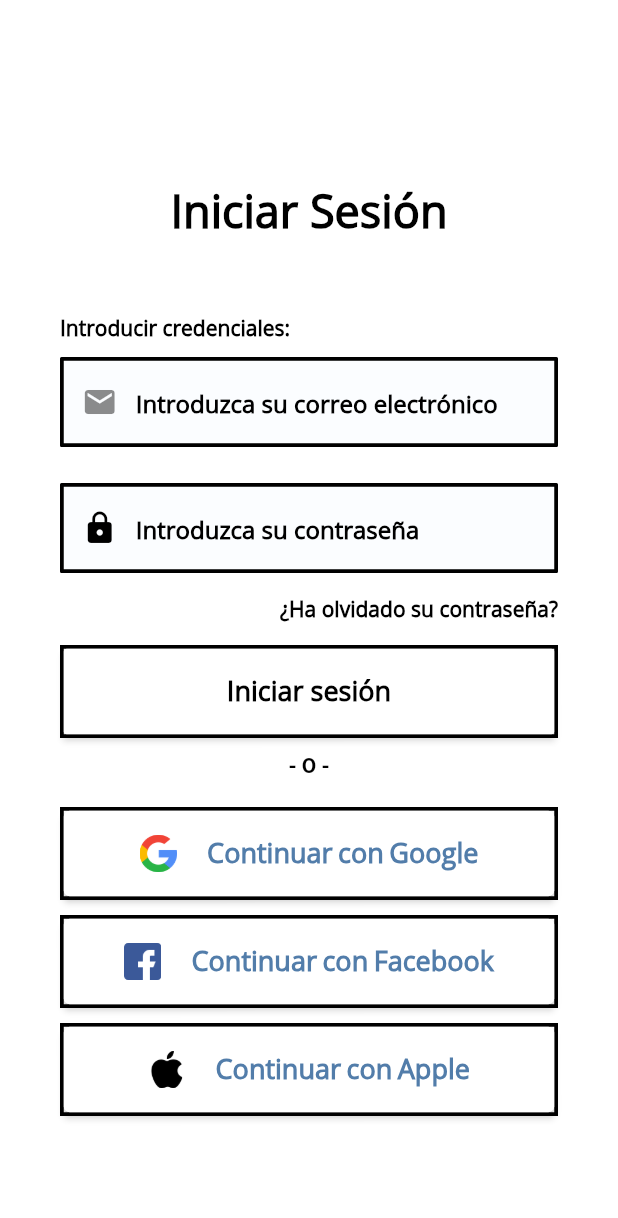
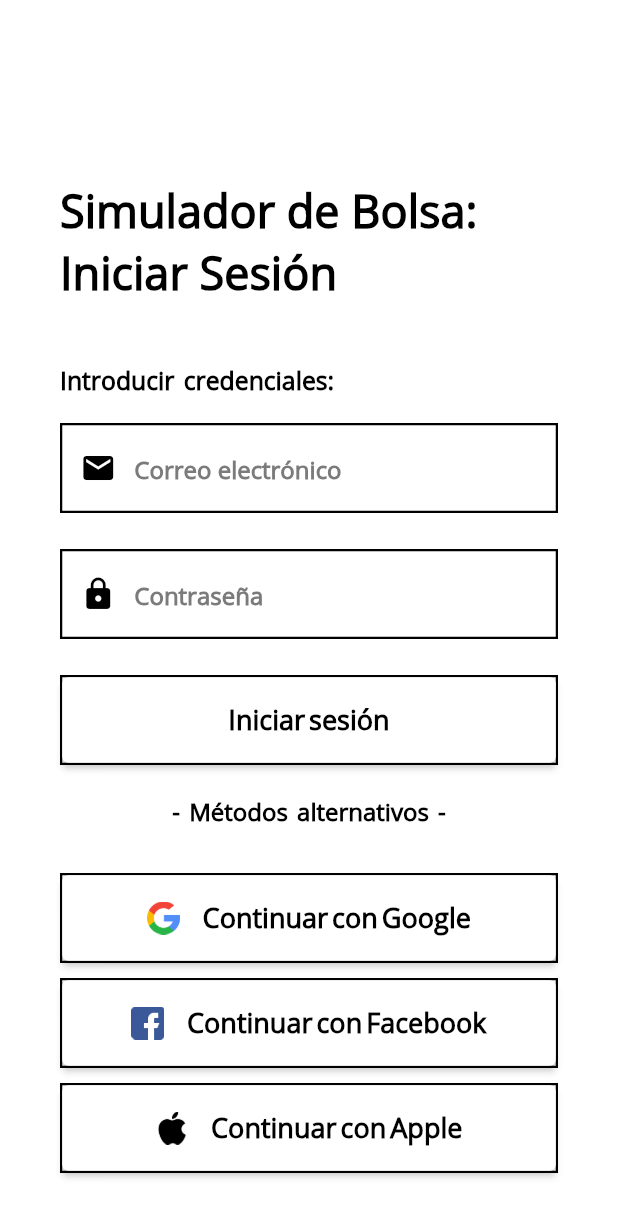
Before and after one commit to JoshuaR503/Stock-Market-Simulator, a Flutter app: the screen it shows after launch, on a phone screen of 412 x 824 dp. Shown: the top 1218 px of the screen. Run offline on Flutter 3.47's test engine with Material 2 defaults, Android fonts, the phone set to English and light mode, and no system bars.

Commit message:
Improved UI style.

```diff
--- a/lib/main.dart
+++ b/lib/main.dart
@@ -2,15 +2,13 @@ import 'package:flutter/material.dart';
 import 'package:flutter/services.dart';
 
 final kHintTextStyle = TextStyle(
-  color: Colors.black,
+  color: Color(0xff7b7b7b),
   fontFamily: 'OpenSans',
   fontWeight: FontWeight.bold
 );
 
-final kLabelStyle = TextStyle(
-  color: Colors.black,
-  fontWeight: FontWeight.bold,
-  fontFamily: 'OpenSans',
+final kBoxDecorationStyle = BoxDecoration(
+  border: Border.all(color: Colors.black, width: 1.5),
 );
 
 void main() => runApp(MyApp());
@@ -23,8 +21,8 @@ class MyApp extends StatelessWidget {
       title: 'Flutter Login UI',
       debugShowCheckedModeBanner: false,
       home: SafeArea(
+        top: false,
         bottom: false,
-        top: false,
         child: LoginScreen(),
       )
     );
@@ -38,24 +36,26 @@ class LoginScreen extends StatefulWidget {
 
 class _LoginScreenState extends State<LoginScreen> {
 
-  BoxDecoration kBoxDecorationStyle = BoxDecoration(
-    color: Color(0xFFfbfdff),
-    borderRadius: BorderRadius.circular(1.0),
-    border: Border.all(color: Colors.black, width: 2.5),
-
-  );
 
   Widget _buildEmailTF() {
     return Column(
       crossAxisAlignment: CrossAxisAlignment.start,
       children: <Widget>[
-        Text(
-          'Introducir credenciales:',
-          style: kLabelStyle,
+        Padding(
+          padding: EdgeInsets.only(bottom: 8),
+          child: Text(
+            'Introducir credenciales:',
+            style: TextStyle(
+              color: Colors.black,
+              wordSpacing: 2,
+              fontSize: 16.5,
+              fontWeight: FontWeight.bold,
+              fontFamily: 'OpenSans',
+            ),
+          ),
         ),
         SizedBox(height: 10.0),
         Container(
-
           alignment: Alignment.centerLeft,
           decoration: kBoxDecorationStyle,
           height: 60.0,
@@ -65,8 +65,11 @@ class _LoginScreenState extends State<LoginScreen> {
             decoration: InputDecoration(
               border: InputBorder.none,
               contentPadding: EdgeInsets.only(top: 14.0),
-              prefixIcon: Icon(  Icons.email  ),
-              hintText: 'Introduzca su correo electrónico',
+              prefixIcon: Icon(
+                Icons.email,
+                color: Colors.black,
+              ),
+              hintText: 'Correo electrónico',
               hintStyle: kHintTextStyle,
             ),
           ),
@@ -96,7 +99,7 @@ class _LoginScreenState extends State<LoginScreen> {
                 Icons.lock,
                 color: Colors.black,
               ),
-              hintText: 'Introduzca su contraseña',
+              hintText: 'Contraseña',
               hintStyle: kHintTextStyle,
             ),
           ),
@@ -105,38 +108,15 @@ class _LoginScreenState extends State<LoginScreen> {
     );
   }
 
-  Widget _buildForgotPasswordBtn() {
-    return Container(
-      alignment: Alignment.centerRight,
-      child: FlatButton(
-        onPressed: () => print('Forgot Password Button Pressed'),
-        padding: EdgeInsets.only(right: 0.0),
-        child: Text(
-          '¿Ha olvidado su contraseña?',
-          style: kLabelStyle,
-        ),
-      ),
-    );
-  }
-
-
   Widget _buildLoginBtn() {
     return Container(
-      decoration: BoxDecoration(
-        border: Border.all(color: Colors.black, width: 2.5),
-
-      ),
+      decoration: kBoxDecorationStyle,
       width: double.infinity,
-
       child: ElevatedButton(
         style: ElevatedButton.styleFrom(
-
-          elevation: 2,
+           elevation: 2,
           primary: Colors.white,
           padding: EdgeInsets.all(16),
-          shape: RoundedRectangleBorder(
-            borderRadius: BorderRadius.circular(2.0),
-          ),
         ),
         onPressed: () => print('Login Button Pressed'),
         child: Text(
@@ -144,6 +124,7 @@ class _LoginScreenState extends State<LoginScreen> {
           style: TextStyle(
             color: Colors.black,
             fontSize: 18.0,
+            wordSpacing: -2,
             fontWeight: FontWeight.bold,
             fontFamily: 'OpenSans',
           ),
@@ -157,20 +138,13 @@ class _LoginScreenState extends State<LoginScreen> {
     @required String text,
   }) {
     return Container(
-      decoration: BoxDecoration(
-        border: Border.all(color: Colors.black, width: 2.5),
-
-      ),
+      decoration: kBoxDecorationStyle,
       width: double.infinity,
-
       child: ElevatedButton(
         style: ElevatedButton.styleFrom(
           elevation: 2,
           primary: Colors.white,
           padding: EdgeInsets.all(16),
-          shape: RoundedRectangleBorder(
-            borderRadius: BorderRadius.circular(4.0),
-          ),
         ),
         onPressed: () => print('Login Button Pressed'),
         child: Row(
@@ -178,8 +152,8 @@ class _LoginScreenState extends State<LoginScreen> {
           children: [
             Center(
               child: Container(
-                height: 25.0,
-                width: 25.0,
+                height: 22.0,
+                width: 22.0,
                 decoration: BoxDecoration(
                   image: DecorationImage(
                     image: AssetImage(imageUrl)
@@ -188,14 +162,14 @@ class _LoginScreenState extends State<LoginScreen> {
               ),
             ),
 
-            SizedBox(width: 20.0),
+            SizedBox(width: 15.0),
             Center(
               child: Text(
                 text,
                 style: TextStyle(
-                  color: Color(0xFF527DAA),
+                  color: Colors.black,
                   fontSize: 18.0,
-                  wordSpacing: -1,
+                  wordSpacing: -2,
                   fontWeight: FontWeight.bold,
                   fontFamily: 'OpenSans',
                 ),
@@ -208,18 +182,18 @@ class _LoginScreenState extends State<LoginScreen> {
   }
 
   Widget _buildSignInWithText() {
-    return Column(
-      children: <Widget>[
-         SizedBox(height: 10,),
-        Text(
-          '- O -',
-          style: TextStyle(
-            color: Colors.black,
-            fontWeight: FontWeight.bold,
-          ),
+    return Padding(
+      padding: EdgeInsets.all(20),
+      child: Text(
+        '- Métodos alternativos -',
+        style: TextStyle(
+          color: Colors.black,
+          wordSpacing: 2,
+          fontSize: 16.0,
+          fontWeight: FontWeight.bold,
+          fontFamily: 'OpenSans',
         ),
-        SizedBox(height: 10,)
-      ],
+      )
     );
   }
 
@@ -227,7 +201,7 @@ class _LoginScreenState extends State<LoginScreen> {
   Widget build(BuildContext context) {
     return Scaffold(
       body: AnnotatedRegion<SystemUiOverlayStyle>(
-        value: SystemUiOverlayStyle.light,
+        value: SystemUiOverlayStyle.dark,
         child: GestureDetector(
           onTap: () => FocusScope.of(context).unfocus(),
           child: Stack(
@@ -236,19 +210,6 @@ class _LoginScreenState extends State<LoginScreen> {
                 height: double.infinity,
                 width: double.infinity,
                 color: Colors.white,
-                // decoration: BoxDecoration(
-                //   gradient: LinearGradient(
-                //     begin: Alignment.topCenter,
-                //     end: Alignment.bottomCenter,
-                //     colors: [
-                //       Color(0xFF73AEF5),
-                //       Color(0xFF61A4F1),
-                //       Color(0xFF478DE0),
-                //       Color(0xFF398AE5),
-                //     ],
-                //     stops: [0.1, 0.4, 0.6, 0.8],
-                //   ),
-                // ),
               ),
               Container(
                 height: double.infinity,
@@ -262,7 +223,7 @@ class _LoginScreenState extends State<LoginScreen> {
                     mainAxisAlignment: MainAxisAlignment.center,
                     children: <Widget>[
                       Text(
-                        'Iniciar Sesión',
+                        'Simulador de Bolsa: Iniciar Sesión',
                         style: TextStyle(
                           color: Colors.black,
                           fontFamily: 'OpenSans',
@@ -270,14 +231,19 @@ class _LoginScreenState extends State<LoginScreen> {
                           fontWeight: FontWeight.bold,
                         ),
                       ),
-                      SizedBox(height: 8*6.0),
+                      SizedBox(height: 40),
                       _buildEmailTF(),
                       SizedBox(
                         height: 24.0,
                       ),
                       _buildPasswordTF(),
-                      _buildForgotPasswordBtn(),
+                      SizedBox(
+                        height: 24.0,
+                      ),
+
+                      // _buildForgotPasswordBtn(),
                       _buildLoginBtn(),
+
                       _buildSignInWithText(),
                       SizedBox(height: 10,),
                       _buildAlternativeLoginBtn(
```
Also changed, not shown: 3 other files.
